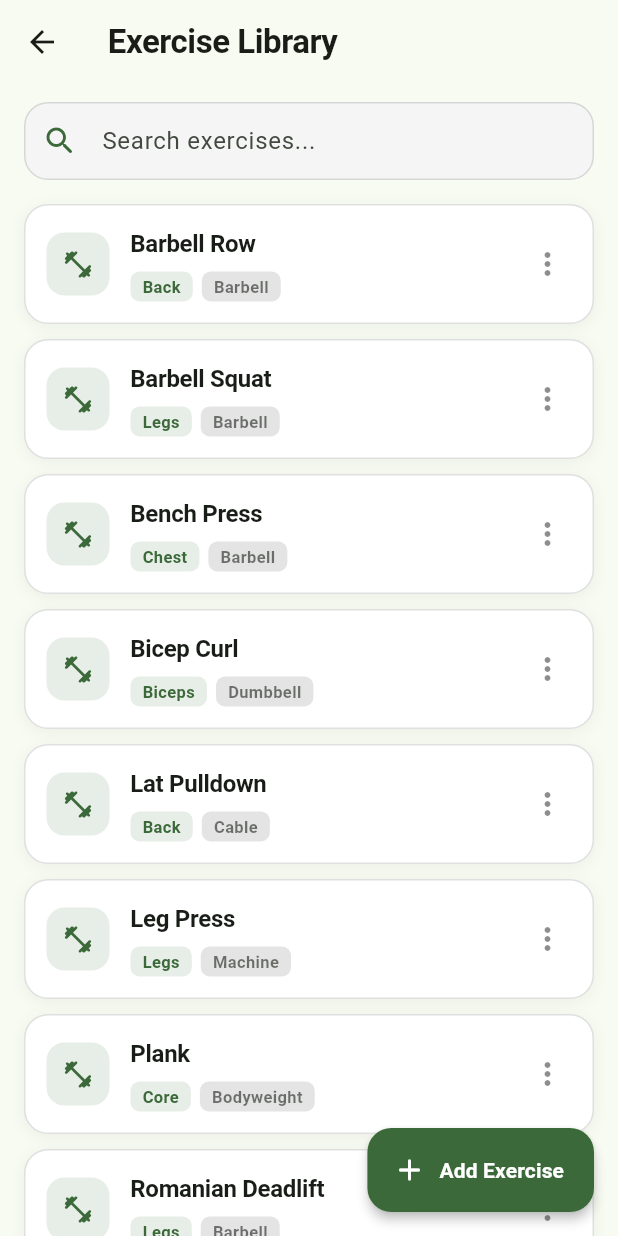
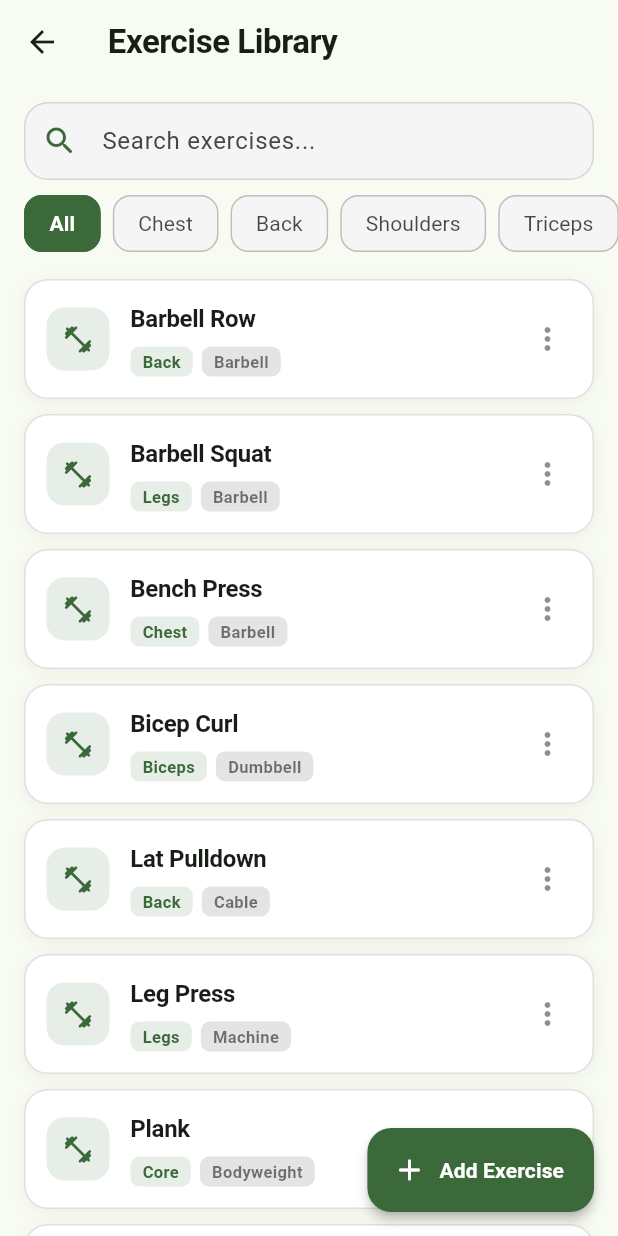
Before and after one commit to AbhisekRai24/gym_tracker, a Flutter app: the screen it shows once a user with an empty profile is signed in, item 4 of the bottom bar chosen, after a tap on "Exercise Library", on a phone screen of 412 x 824 dp. Run offline on Flutter 3.47's test engine with Material 3 defaults, Android fonts, the phone set to English and light mode, and no system bars; our stand-ins replace cloud_firestore, firebase_auth, firebase_core, flutter_riverpod, hive_flutter, image_picker; accounts and stored records are empty.

Commit message:
welcome prop and logo added

```diff
--- a/lib/features/home/views/home_screen.dart
+++ b/lib/features/home/views/home_screen.dart
@@ -7,6 +7,7 @@ import '../../workouts/models/workout.dart';
 import '../../workouts/viewmodels/workout_viewmodel.dart';
 import '../../workouts/viewmodels/workout_session_viewmodel.dart';
 import '../../workouts/views/workout_session_screen.dart';
+import 'package:gym_track/features/auth/viewmodel/auth_viewmodel.dart';
 
 class HomeScreen extends ConsumerWidget {
   const HomeScreen({super.key});
@@ -62,7 +63,8 @@ class HomeScreen extends ConsumerWidget {
         ref.watch(workoutViewModelProvider).isLoading ||
         ref.watch(weeklyScheduleViewModelProvider).isLoading;
     final todayIndex = today.weekday % 7;
-
+    final auth = ref.watch(authViewModelProvider);
+    final username = auth.user?.username ?? 'User';
     final todayWorkoutId = schedule.workoutForDay(todayIndex);
     final todayWorkout = _findWorkout(workouts, todayWorkoutId);
 
@@ -90,14 +92,7 @@ class HomeScreen extends ConsumerWidget {
         surfaceTintColor: Colors.transparent,
         scrolledUnderElevation: 0,
         centerTitle: false,
-        title: Text(
-          'GymTrack',
-          style: TextStyle(
-            fontWeight: FontWeight.w800,
-            letterSpacing: -0.3,
-            color: palette.textPrimary,
-          ),
-        ),
+        title: Image.asset('assets/logo3.png', height: 38, fit: BoxFit.contain),
         actions: [
           IconButton(
             onPressed: () {},
@@ -113,7 +108,7 @@ class HomeScreen extends ConsumerWidget {
             crossAxisAlignment: CrossAxisAlignment.start,
             children: [
               Text(
-                'Good morning 👋',
+                'Welcome back, $username !',
                 style: TextStyle(
                   fontSize: 28,
                   fontWeight: FontWeight.w800,
--- a/lib/features/workouts/views/exercise_library_screen.dart
+++ b/lib/features/workouts/views/exercise_library_screen.dart
@@ -18,6 +18,19 @@ class _ExerciseLibraryScreenState extends ConsumerState<ExerciseLibraryScreen> {
   final TextEditingController _searchController = TextEditingController();
 
   String _searchQuery = '';
+  String _selectedMuscleGroup = 'All';
+
+  static const List<String> muscleGroups = [
+    'All',
+    'Chest',
+    'Back',
+    'Shoulders',
+    'Triceps',
+    'Biceps',
+    'Legs',
+    'Core',
+    'Other',
+  ];
 
   @override
   void dispose() {
@@ -62,11 +75,17 @@ class _ExerciseLibraryScreenState extends ConsumerState<ExerciseLibraryScreen> {
     final primaryColor = theme.colorScheme.primary;
     final onPrimaryColor = theme.colorScheme.onPrimary;
     final isDark = theme.brightness == Brightness.dark;
+    final filteredExercises = exercises.where((exercise) {
+      final matchesSearch = exercise.name.toLowerCase().contains(
+        _searchQuery.toLowerCase(),
+      );
 
-    final filteredExercises = exercises.where((exercise) {
-      return exercise.name.toLowerCase().contains(_searchQuery.toLowerCase());
+      final matchesGroup =
+          _selectedMuscleGroup == 'All' ||
+          exercise.muscleGroup == _selectedMuscleGroup;
+
+      return matchesSearch && matchesGroup;
     }).toList();
-
     return Scaffold(
       appBar: AppBar(
         centerTitle: false,
@@ -142,6 +161,60 @@ class _ExerciseLibraryScreenState extends ConsumerState<ExerciseLibraryScreen> {
             ),
           ),
 
+          // Muscle group filter chips
+          SizedBox(
+            height: 42,
+            child: ListView.builder(
+              scrollDirection: Axis.horizontal,
+              physics: const BouncingScrollPhysics(),
+              padding: const EdgeInsets.symmetric(horizontal: 16),
+              itemCount: muscleGroups.length,
+              itemBuilder: (context, index) {
+                final group = muscleGroups[index];
+                final isSelected = _selectedMuscleGroup == group;
+
+                return Padding(
+                  padding: const EdgeInsets.only(right: 8),
+                  child: ChoiceChip(
+                    label: Text(group),
+                    selected: isSelected,
+                    showCheckmark: false,
+                    selectedColor: primaryColor,
+                    backgroundColor: isDark
+                        ? const Color(0xFF1E293B)
+                        : Colors.grey.shade100,
+                    labelStyle: TextStyle(
+                      fontWeight: isSelected
+                          ? FontWeight.bold
+                          : FontWeight.normal,
+                      color: isSelected
+                          ? onPrimaryColor
+                          : theme.textTheme.bodyMedium?.color?.withValues(
+                              alpha: 0.8,
+                            ),
+                    ),
+                    shape: RoundedRectangleBorder(
+                      borderRadius: BorderRadius.circular(12),
+                      side: BorderSide(
+                        color: isSelected
+                            ? primaryColor
+                            : isDark
+                            ? Colors.white10
+                            : Colors.black12,
+                      ),
+                    ),
+                    onSelected: (_) {
+                      setState(() {
+                        _selectedMuscleGroup = group;
+                      });
+                    },
+                  ),
+                );
+              },
+            ),
+          ),
+
+          const SizedBox(height: 8),
           // Exercise List or Empty States
           Expanded(
             child: exercisesAsync.isLoading
--- a/pubspec.yaml
+++ b/pubspec.yaml
@@ -66,6 +66,9 @@ flutter:
   # the material Icons class.
   uses-material-design: true
 
+  assets:
+    - assets/logo3.png
+
 
 
 
```
Also changed, not shown: lib/features/progress/views/pr_lifts_screen.dart (added, +439 -0 lines), lib/features/progress/views/progress_screen.dart (+31 -0 lines), assets/logo3.png (added).
